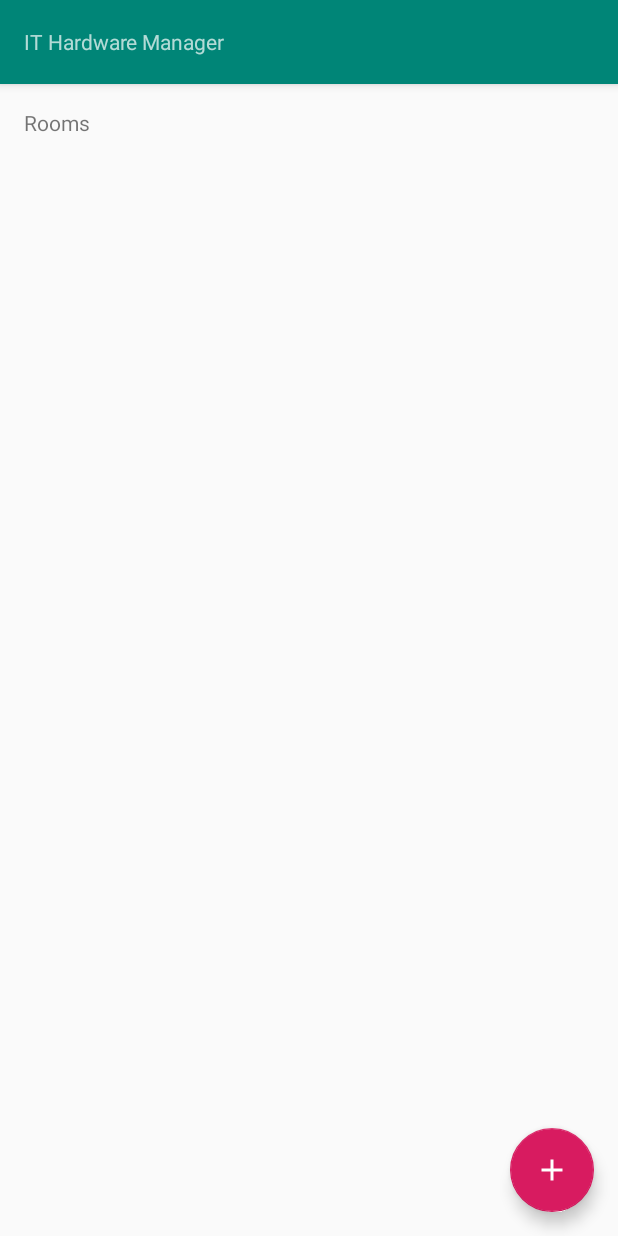
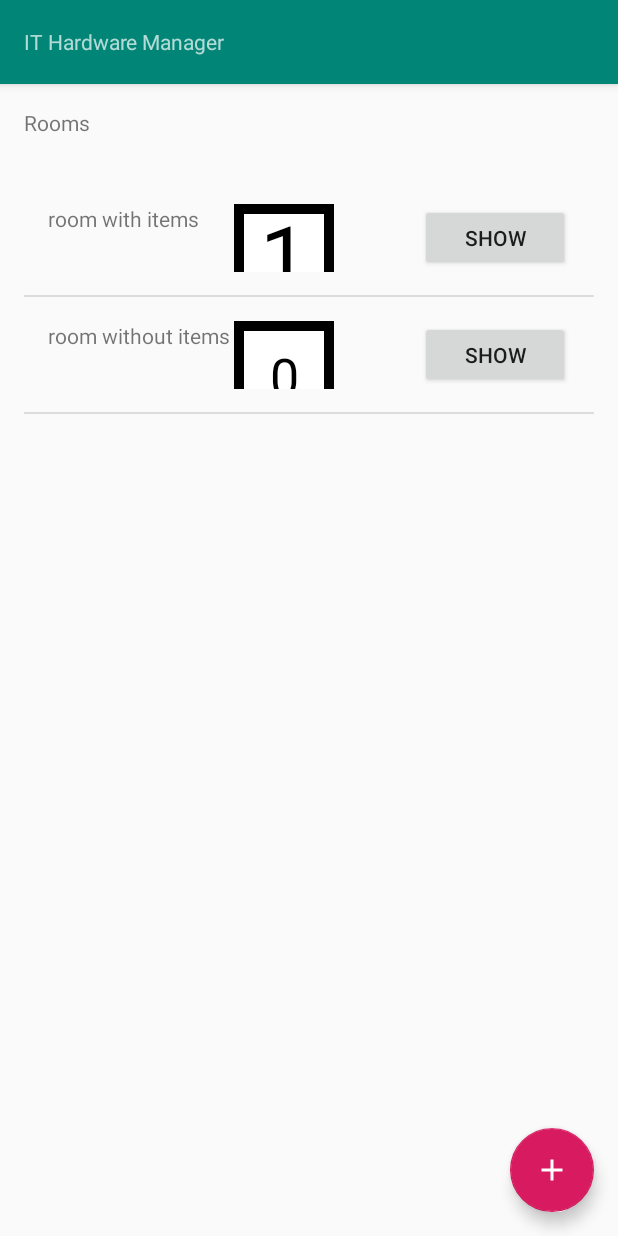
Before and after one commit to LarsWiegers/android-app-it-hardware-manager, an Android app: the screen it shows after launch (MainActivity), on a phone screen of 412 x 824 dp. Run offline under Robolectric (Android 15) with nearby library versions, the phone set to English and light mode, and no system bars.

Commit message:
Add items for professor so they don't have to

```diff
--- a/app/src/main/java/com/example/ithardwaremanager/MainActivity.java
+++ b/app/src/main/java/com/example/ithardwaremanager/MainActivity.java
@@ -21,6 +21,7 @@ import com.example.ithardwaremanager.storage.StorageManager;
 
 public class MainActivity extends AppCompatActivity {
 
+    private static boolean filledWithTestData = false;
     /**
      * Handles the onCreate event that is going to happen when the activity gets called
      * @param savedInstanceState Used for android working correctly
@@ -30,6 +31,11 @@ public class MainActivity extends AppCompatActivity {
         Log.i("lifeCycle: ", "onCreate");
         super.onCreate(savedInstanceState);
         setContentView(R.layout.activity_main);
+
+        if(!filledWithTestData) {
+            StorageManager.fillWithTestData();
+            filledWithTestData = true;
+        }
 
         setupFab();
 
--- a/app/src/main/java/com/example/ithardwaremanager/Rooms/RoomAdapter.java
+++ b/app/src/main/java/com/example/ithardwaremanager/Rooms/RoomAdapter.java
@@ -53,16 +53,17 @@ public class RoomAdapter extends BaseAdapter {
      */
     @Override
     public View getView(int position, View convertView, ViewGroup parent) {
+        DrawView.shouldDraw(true);
         View listItem = convertView;
         if (convertView == null) {
              listItem = new listItem(parent.getContext());
         }
-        DrawView.shouldDraw(true);
         Room room = (Room) this.getItem(position);
         TextView name = listItem.findViewById(R.id.name);
         name.setText(room.getName());
         Log.i("set_text", "" + room.getItems().size());
-        DrawView.setText("" + room.getItems().size());
+        DrawView number = listItem.findViewById(R.id.numberOfItems);
+        number.setText("" + room.getItems().size());
 
         Button button = listItem.findViewById(R.id.button);
         button.setOnClickListener(listener);
--- a/app/src/main/java/com/example/ithardwaremanager/storage/StorageManager.java
+++ b/app/src/main/java/com/example/ithardwaremanager/storage/StorageManager.java
@@ -3,6 +3,7 @@ package com.example.ithardwaremanager.storage;
 import android.os.Parcelable;
 import android.util.Log;
 
+import com.example.ithardwaremanager.Items.Item;
 import com.example.ithardwaremanager.Rooms.Room;
 import java.util.ArrayList;
 
@@ -12,6 +13,14 @@ public class StorageManager {
      */
     private static ArrayList<Parcelable> rooms = new ArrayList<>();
 
+    public static void fillWithTestData() {
+        Room room = new Room("room with items", "This room has items");
+        room.addItem(new Item("I am a item", "this is a description"));
+        rooms.add(room);
+
+        Room roomWithoutItems = new Room("room without items", "no items to be found here");
+        rooms.add(roomWithoutItems);
+    }
     /**
      * Add a room
      * @param room the room we want to add
--- a/app/src/main/java/com/example/ithardwaremanager/views/DrawView.java
+++ b/app/src/main/java/com/example/ithardwaremanager/views/DrawView.java
@@ -10,7 +10,7 @@ import android.view.View;
 
 public class DrawView extends View {
     Paint paint = new Paint();
-    static String textToBeWritten;
+    String textToBeWritten;
     static boolean shouldDraw;
 
     private void init() {
@@ -32,7 +32,7 @@ public class DrawView extends View {
         init();
     }
 
-    public static void setText(String text) {
+    public void setText(String text) {
         textToBeWritten = text;
     }
 
--- a/app/src/main/res/layout-finger/list_item.xml
+++ b/app/src/main/res/layout-finger/list_item.xml
@@ -26,6 +26,7 @@
             app:layout_constraintTop_toTopOf="parent" />
 
         <com.example.ithardwaremanager.views.DrawView
+            android:id="@+id/numberOfItems"
             android:layout_width="100dp"
             android:layout_height="45dp"
             app:layout_constraintBottom_toBottomOf="parent"
```
